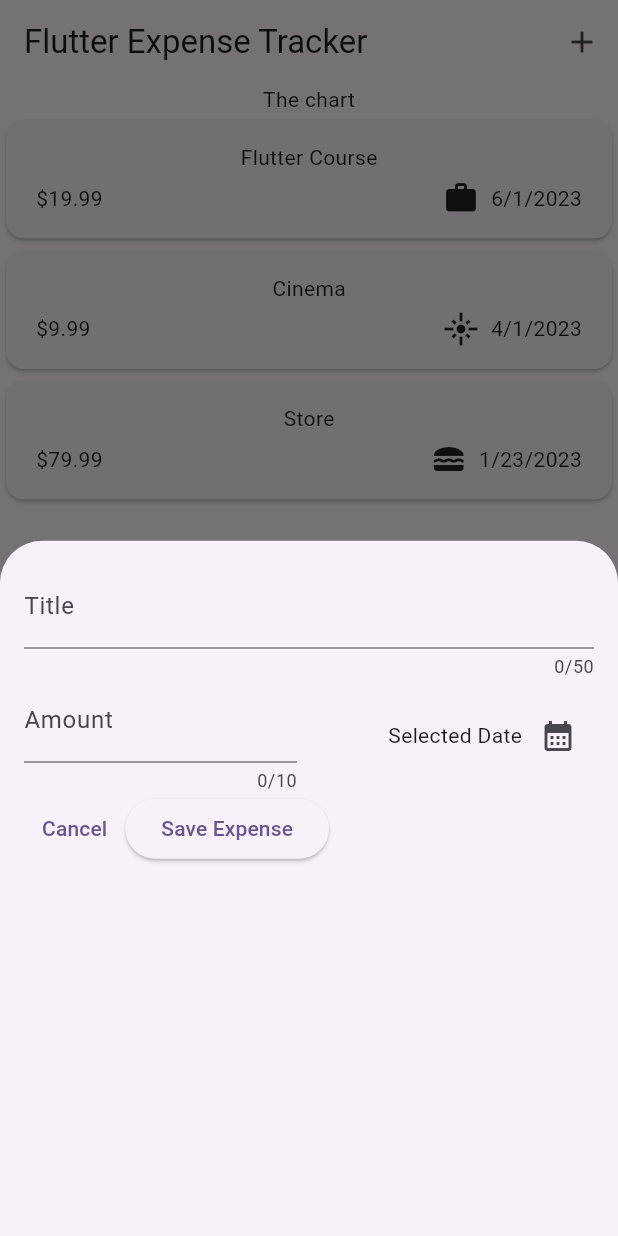
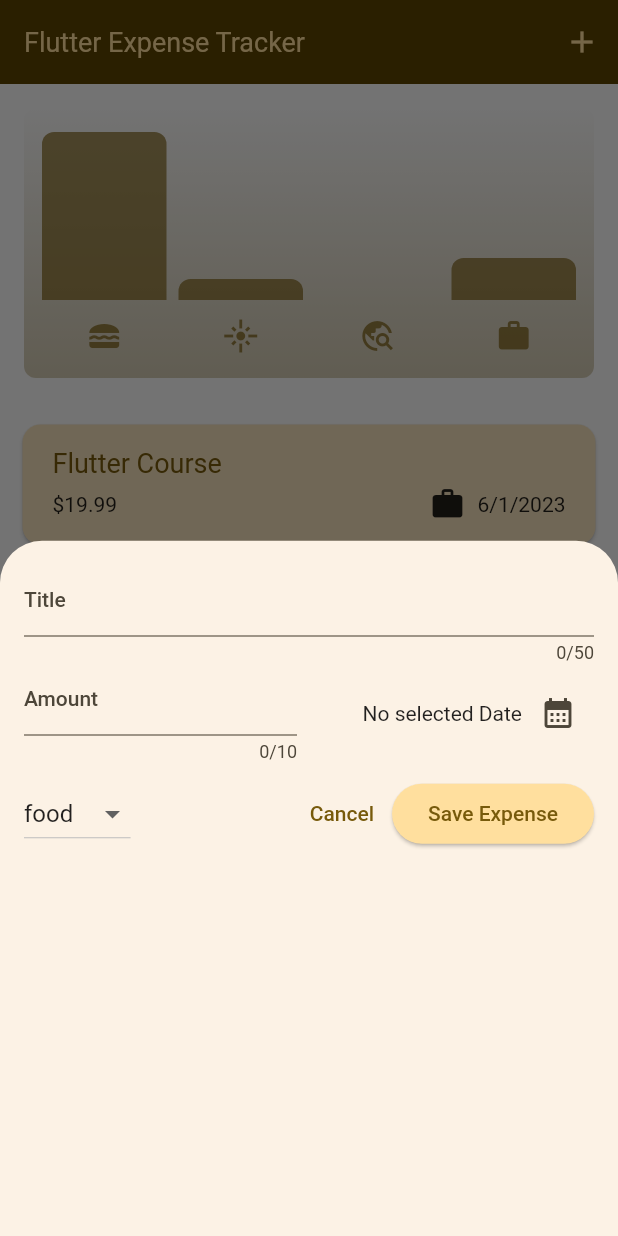
Before and after one commit to TimDeveloper97/flutter-application-tutorial, a Flutter app: the screen it shows after launch, after a tap on the "add" icon, on a phone screen of 412 x 824 dp. Run offline on Flutter 3.47's test engine with Material 2 defaults, Android fonts, the phone set to English and light mode, and no system bars; our stand-ins replace google_fonts.

Commit message:
finished project expense tracker

```diff
--- a/expense_tracker/lib/main.dart
+++ b/expense_tracker/lib/main.dart
@@ -4,6 +4,11 @@ import 'package:flutter/material.dart';
 void main() {
   runApp(const MyApp());
 }
+
+var kColorScheme = ColorScheme.fromSeed(seedColor: Colors.amber);
+var kDarkColorScheme = ColorScheme.fromSeed(
+    brightness: Brightness.dark,
+    seedColor: const Color.fromARGB(255, 128, 96, 0));
 
 class MyApp extends StatelessWidget {
   const MyApp({super.key});
@@ -14,11 +19,46 @@ class MyApp extends StatelessWidget {
     return MaterialApp(
       title: 'Flutter Demo',
       debugShowCheckedModeBanner: false,
+      darkTheme: ThemeData.dark().copyWith(
+        useMaterial3: true,
+        colorScheme: kDarkColorScheme,
+        cardTheme: const CardTheme().copyWith(
+            color: kDarkColorScheme.secondaryContainer,
+            margin: const EdgeInsets.all(5)),
+        elevatedButtonTheme: ElevatedButtonThemeData(
+          style: ElevatedButton.styleFrom(
+              backgroundColor: kDarkColorScheme.primaryContainer),
+        ),
+        textTheme: ThemeData().textTheme.copyWith(
+            titleLarge: TextStyle(
+                fontWeight: FontWeight.normal,
+                color: kDarkColorScheme.primary,
+                fontSize: 18)),
+      ),
       theme: ThemeData(
-        colorScheme: ColorScheme.fromSeed(seedColor: Colors.deepPurple),
+        colorScheme: ColorScheme.fromSeed(seedColor: Colors.amber),
+        // scaffoldBackgroundColor: Colors.amber,
+      ).copyWith(
         useMaterial3: true,
+        colorScheme: kColorScheme,
+        appBarTheme: const AppBarTheme().copyWith(
+            backgroundColor: kColorScheme.onPrimaryContainer,
+            foregroundColor: kColorScheme.primaryContainer),
+        cardTheme: const CardTheme().copyWith(
+            color: kColorScheme.secondaryContainer,
+            margin: const EdgeInsets.all(5)),
+        elevatedButtonTheme: ElevatedButtonThemeData(
+          style: ElevatedButton.styleFrom(
+              backgroundColor: kColorScheme.primaryContainer),
+        ),
+        textTheme: ThemeData().textTheme.copyWith(
+            titleLarge: TextStyle(
+                fontWeight: FontWeight.normal,
+                color: kColorScheme.primary,
+                fontSize: 18)),
       ),
-      home: Expenses(),
+      themeMode: ThemeMode.system,
+      home: const Expenses(),
     );
   }
 }
--- a/expense_tracker/lib/models/expense.dart
+++ b/expense_tracker/lib/models/expense.dart
@@ -27,3 +27,23 @@ class Expense {
     return formatter.format(date).toString();
   }
 }
+
+class ExpenseBucket {
+  final Category category;
+  final List<Expense> expenses;
+
+  ExpenseBucket(this.category, this.expenses);
+
+  ExpenseBucket.forCategory(List<Expense> allExpenses, this.category)
+      : expenses = allExpenses
+            .where((element) => element.category == category)
+            .toList();
+
+  double get totalExpenses {
+    double sum = 0;
+    for (var expense in expenses) {
+      sum += expense.amount;
+    }
+    return sum;
+  }
+}
--- /dev/null
+++ b/expense_tracker/lib/widgets/chart/chart.dart
@@ -0,0 +1,96 @@
+import 'package:flutter/material.dart';
+
+import '../../models/expense.dart';
+import 'chart_bar.dart';
+
+
+class Chart extends StatelessWidget {
+  const Chart({super.key, required this.expenses});
+
+  final List<Expense> expenses;
+
+  List<ExpenseBucket> get buckets {
+    return [
+      ExpenseBucket.forCategory(expenses, Category.food),
+      ExpenseBucket.forCategory(expenses, Category.leisure),
+      ExpenseBucket.forCategory(expenses, Category.travel),
+      ExpenseBucket.forCategory(expenses, Category.work),
+    ];
+  }
+
+  double get maxTotalExpense {
+    double maxTotalExpense = 0;
+
+    for (final bucket in buckets) {
+      if (bucket.totalExpenses > maxTotalExpense) {
+        maxTotalExpense = bucket.totalExpenses;
+      }
+    }
+
+    return maxTotalExpense;
+  }
+
+  @override
+  Widget build(BuildContext context) {
+    final isDarkMode =
+        MediaQuery.of(context).platformBrightness == Brightness.dark;
+    return Container(
+      margin: const EdgeInsets.all(16),
+      padding: const EdgeInsets.symmetric(
+        vertical: 16,
+        horizontal: 8,
+      ),
+      width: double.infinity,
+      height: 180,
+      decoration: BoxDecoration(
+        borderRadius: BorderRadius.circular(8),
+        gradient: LinearGradient(
+          colors: [
+            Theme.of(context).colorScheme.primary.withOpacity(0.3),
+            Theme.of(context).colorScheme.primary.withOpacity(0.0)
+          ],
+          begin: Alignment.bottomCenter,
+          end: Alignment.topCenter,
+        ),
+      ),
+      child: Column(
+        children: [
+          Expanded(
+            child: Row(
+              crossAxisAlignment: CrossAxisAlignment.end,
+              children: [
+                for (final bucket in buckets) // alternative to map()
+                  ChartBar(
+                    fill: bucket.totalExpenses == 0
+                        ? 0
+                        : bucket.totalExpenses / maxTotalExpense,
+                  )
+              ],
+            ),
+          ),
+          const SizedBox(height: 12),
+          Row(
+            children: buckets
+                .map(
+                  (bucket) => Expanded(
+                    child: Padding(
+                      padding: const EdgeInsets.symmetric(horizontal: 4),
+                      child: Icon(
+                        categoryIcons[bucket.category],
+                        color: isDarkMode
+                            ? Theme.of(context).colorScheme.secondary
+                            : Theme.of(context)
+                                .colorScheme
+                                .primary
+                                .withOpacity(0.7),
+                      ),
+                    ),
+                  ),
+                )
+                .toList(),
+          )
+        ],
+      ),
+    );
+  }
+}
--- /dev/null
+++ b/expense_tracker/lib/widgets/chart/chart_bar.dart
@@ -0,0 +1,34 @@
+import 'package:flutter/material.dart';
+
+class ChartBar extends StatelessWidget {
+  const ChartBar({
+    super.key,
+    required this.fill,
+  });
+
+  final double fill;
+
+  @override
+  Widget build(BuildContext context) {
+    final isDarkMode =
+        MediaQuery.of(context).platformBrightness == Brightness.dark;
+    return Expanded(
+      child: Padding(
+        padding: const EdgeInsets.symmetric(horizontal: 4),
+        child: FractionallySizedBox(
+          heightFactor: fill,
+          child: DecoratedBox(
+            decoration: BoxDecoration(
+              shape: BoxShape.rectangle,
+              borderRadius:
+                  const BorderRadius.vertical(top: Radius.circular(8)),
+              color: isDarkMode
+                  ? Theme.of(context).colorScheme.secondary
+                  : Theme.of(context).colorScheme.primary.withOpacity(0.65),
+            ),
+          ),
+        ),
+      ),
+    );
+  }
+}
--- a/expense_tracker/lib/widgets/expenses.dart
+++ b/expense_tracker/lib/widgets/expenses.dart
@@ -1,4 +1,5 @@
 import 'package:expense_tracker/models/expense.dart';
+import 'package:expense_tracker/widgets/chart/chart.dart';
 import 'package:expense_tracker/widgets/new_expense.dart';
 import 'package:flutter/material.dart';
 
@@ -22,15 +23,51 @@ class _StateExpenses extends State<Expenses> {
 
   void _openAddExpenseOverlay() {
     showModalBottomSheet(
+        isScrollControlled: false,
         context: context,
         builder: (ctx) {
-          return const NewExpense();
+          return NewExpense(
+            onAddExpense: _addExpense,
+          );
         });
+  }
 
+  void _addExpense(Expense expense) {
+    setState(() {
+      _registeredExpenses.add(expense);
+    });
+  }
+
+  void _removeExpense(Expense expense) {
+    final expenseIndex = _registeredExpenses.indexOf(expense);
+    setState(() {
+      _registeredExpenses.remove(expense);
+    });
+
+    ScaffoldMessenger.of(context).showSnackBar(SnackBar(
+      content: Text('Expense \'${expense.title}\' deleted.'),
+      duration: const Duration(seconds: 3),
+      action: SnackBarAction(
+          label: 'Undo',
+          onPressed: () => setState(() {
+                _registeredExpenses.insert(expenseIndex, expense);
+              })),
+    ));
   }
 
   @override
   Widget build(BuildContext context) {
+    Widget mainContent = const Center(
+      child: Text('No expenses found. Start adding some!'),
+    );
+
+    if (_registeredExpenses.isNotEmpty) {
+      mainContent = ExpensesList(
+        expenses: _registeredExpenses,
+        onRemoveExpense: _removeExpense,
+      );
+    }
+
     return Scaffold(
       appBar: AppBar(
         title: const Text('Flutter Expense Tracker'),
@@ -43,8 +80,8 @@ class _StateExpenses extends State<Expenses> {
       ),
       body: Column(
         children: [
-          Text('The chart'),
-          Expanded(child: ExpensesList(expenses: _registeredExpenses)),
+          Chart(expenses: _registeredExpenses),
+          Expanded(child: mainContent),
         ],
       ),
     );
--- a/expense_tracker/lib/widgets/expenses_list/expense_item.dart
+++ b/expense_tracker/lib/widgets/expenses_list/expense_item.dart
@@ -12,8 +12,13 @@ class ExpenseItem extends StatelessWidget {
       child: Padding(
         padding: const EdgeInsets.symmetric(horizontal: 20, vertical: 15),
         child: Column(
+          crossAxisAlignment: CrossAxisAlignment.start,
           children: [
-            Text(expense.title),
+            Text(
+              expense.title,
+              textAlign: TextAlign.left,
+              style: Theme.of(context).textTheme.titleLarge,
+            ),
             const SizedBox(
               height: 5,
             ),
--- a/expense_tracker/lib/widgets/expenses_list/expenses_list.dart
+++ b/expense_tracker/lib/widgets/expenses_list/expenses_list.dart
@@ -3,16 +3,27 @@ import 'package:flutter/material.dart';
 
 import '../../models/expense.dart';
 
-
 class ExpensesList extends StatelessWidget {
-  const ExpensesList({super.key, required this.expenses});
+  const ExpensesList(
+      {super.key, required this.expenses, required this.onRemoveExpense});
 
   final List<Expense> expenses;
+  final void Function(Expense) onRemoveExpense;
 
   @override
   Widget build(BuildContext context) {
     return ListView.builder(
+        padding: const EdgeInsets.all(10),
         itemCount: expenses.length,
-        itemBuilder: (ctx, index) => ExpenseItem(expense: expenses[index]));
+        itemBuilder: (ctx, index) => Dismissible(
+            //swipe remove data
+            background: Container(
+              color: Theme.of(context).colorScheme.error.withOpacity(0.75),
+              margin: EdgeInsets.symmetric(
+                  horizontal: Theme.of(context).cardTheme.margin!.horizontal),
+            ),
+            onDismissed: (direction) => onRemoveExpense(expenses[index]),
+            key: ValueKey(expenses[index]),
+            child: ExpenseItem(expense: expenses[index])));
   }
 }
--- a/expense_tracker/lib/widgets/new_expense.dart
+++ b/expense_tracker/lib/widgets/new_expense.dart
@@ -1,7 +1,13 @@
 import 'package:flutter/material.dart';
+import 'package:intl/intl.dart';
+import 'package:expense_tracker/models/expense.dart';
+
+final formatter = DateFormat.yMd();
 
 class NewExpense extends StatefulWidget {
-  const NewExpense({super.key});
+  const NewExpense({super.key, required this.onAddExpense});
+
+  final void Function(Expense expense) onAddExpense;
 
   @override
   State<StatefulWidget> createState() {
@@ -12,16 +18,51 @@ class NewExpense extends StatefulWidget {
 class _NewExpenseState extends State<NewExpense> {
   final _titleController = TextEditingController();
   final _amountController = TextEditingController();
+  DateTime? _selectedDate;
+  Category? _selectedCategory = Category.food;
 
-  void _presentDatePicker() {
+  void _presentDatePicker() async {
     final now = DateTime.now();
     final firstDate = DateTime(now.year - 1, now.month, now.day);
     final lastDate = DateTime(now.year + 1, now.month, now.day);
-    showDatePicker(
+    final pickedDate = await showDatePicker(
         context: context,
         initialDate: now,
         firstDate: firstDate,
         lastDate: lastDate);
+
+    setState(() {
+      _selectedDate = pickedDate;
+    });
+  }
+
+  void _submitExpenseData() {
+    final enteredAmount = double.tryParse(_amountController.text);
+    final amountIsInvalid = enteredAmount == null || enteredAmount <= 0;
+
+    if (_titleController.text.trim().isEmpty ||
+        amountIsInvalid ||
+        _selectedDate == null) {
+      showDialog(
+          context: context,
+          builder: (ctx) => AlertDialog(
+                title: const Text('Invalid input'),
+                content: const Text(
+                    'Please make sure a valid title, amout, date and category was entered.'),
+                actions: [
+                  TextButton(
+                      onPressed: () {
+                        Navigator.pop(context);
+                      },
+                      child: const Text('Ok')),
+                ],
+              ));
+      return;
+    }
+
+    widget.onAddExpense(Expense(_titleController.text, enteredAmount,
+        _selectedDate!, _selectedCategory!));
+    Navigator.pop(context);
   }
 
   @override
@@ -60,7 +101,9 @@ class _NewExpenseState extends State<NewExpense> {
                 child: Row(
               mainAxisAlignment: MainAxisAlignment.end,
               children: [
-                const Text('Selected Date'),
+                Text(_selectedDate == null
+                    ? 'No selected Date'
+                    : formatter.format(_selectedDate!)),
                 IconButton(
                     onPressed: _presentDatePicker,
                     icon: const Icon(Icons.calendar_month)),
@@ -68,19 +111,39 @@ class _NewExpenseState extends State<NewExpense> {
             ))
           ],
         ),
+        const SizedBox(
+          height: 10,
+        ),
         Row(
           children: [
+            DropdownButton(
+                value: _selectedCategory,
+                items: Category.values
+                    .map(
+                      (category) => DropdownMenuItem(
+                        value: category,
+                        child: Text(
+                          category.name.toString(),
+                        ),
+                      ),
+                    )
+                    .toList(),
+                onChanged: (value) {
+                  setState(() {
+                    if (value == null) return;
+                    _selectedCategory = value;
+                  });
+                  print(value);
+                }),
+            const Spacer(),
             TextButton(
                 onPressed: () {
                   Navigator.pop(context);
                 },
-                child: Text('Cancel')),
+                child: const Text('Cancel')),
             ElevatedButton(
-                onPressed: () {
-                  print(_titleController.text);
-                  print(_amountController.text);
-                },
-                child: Text('Save Expense'))
+                onPressed: _submitExpenseData,
+                child: const Text('Save Expense'))
           ],
         )
       ]),
```
